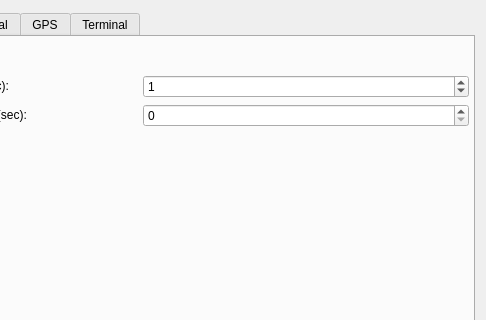
First picture: the form in qiperfc/src/dlgoption.ui, repository coolshou/qiperf, before the edit; both pictures show x 203 to 689 and y 0 to 320 of the 689 by 403 pixel window.
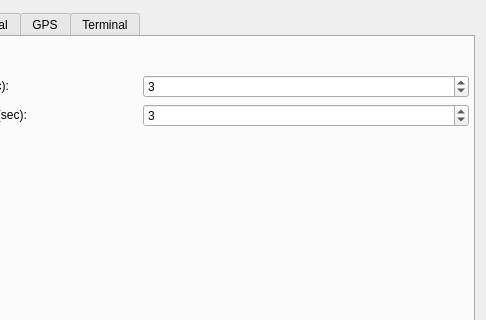
Second picture: the form after the edit. The open tabs and pages were chosen to show the change. Icons and pictures are not drawn.

Patch:
```diff
--- a/qiperfc/src/dlgoption.ui
+++ b/qiperfc/src/dlgoption.ui
@@ -361,11 +361,14 @@
           </item>
           <item>
            <widget class="QSpinBox" name="sbCpuCheckInterval">
+            <property name="minimum">
+             <number>1</number>
+            </property>
             <property name="maximum">
              <number>999</number>
             </property>
             <property name="value">
-             <number>1</number>
+             <number>3</number>
             </property>
            </widget>
           </item>
@@ -398,7 +401,14 @@
            </widget>
           </item>
           <item>
-           <widget class="QSpinBox" name="sbMemCheckInterval"/>
+           <widget class="QSpinBox" name="sbMemCheckInterval">
+            <property name="minimum">
+             <number>1</number>
+            </property>
+            <property name="value">
+             <number>3</number>
+            </property>
+           </widget>
           </item>
          </layout>
         </widget>
```
Left out of the diff: 2 changed lines with no effect on the pictures.
